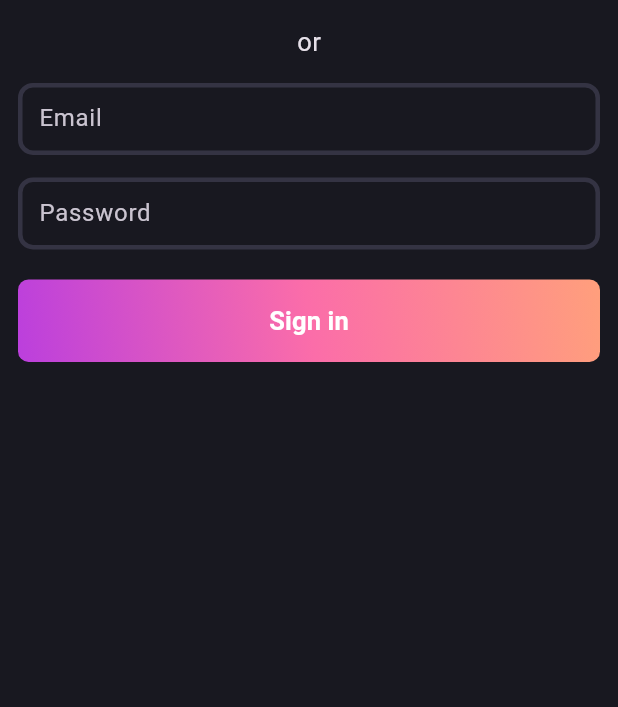
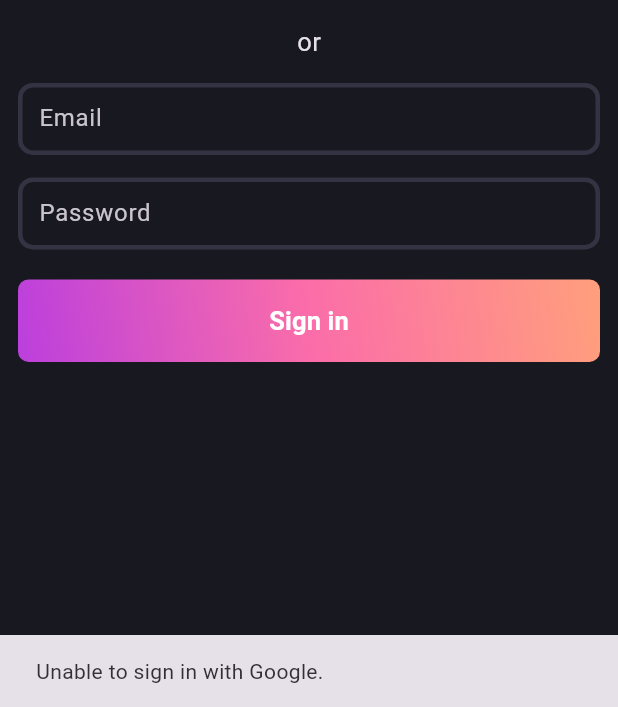
Before and after one commit to avadhksapariya/login_form_validation, a Flutter app: the screen it shows after launch, after a tap on "Continue with Google", on a phone screen of 412 x 824 dp, the part 529-1236 px from its top. Run offline on Flutter 3.47's test engine with Material 3 defaults, Android fonts, the phone set to English and light mode, and no system bars; our stand-ins replace firebase_auth, firebase_core, flutter_bloc, flutter_svg, google_sign_in; accounts and stored records are empty.

Commit message:
- Screen Login: Integrated the Google Sign-in functionality in UI. - Widget Social Button: Added onPress event in the custom button UI. - Bloc Auth: Implemented Google Sign-in function with the defined event. - Bloc Auth Event: Defined the new Google Sign-in event. - pubspec.yaml: Added necessary packages for the Google Sign-in functionality. - build.gradle: Defined the minSdkVersion 23 for the compatibility. - settings.gradle: Updated the version configs. - google-services.json: Added this auto generated file for Android after providing the SHA-1 fingerprint in Firebase with enabling the Authentication service. - GoogleService-Info.plist: Added this auto generated file for iOS in Firebase with enabling the Authentication service. - Info.plist: Added REVERSED_CLIENT_ID details for the iOS. - Other necessary improvements and auto generations.

```diff
--- a/lib/bloc/bloc_auth.dart
+++ b/lib/bloc/bloc_auth.dart
@@ -1,12 +1,20 @@
+import 'dart:developer';
+
+import 'package:firebase_auth/firebase_auth.dart';
 import 'package:flutter/cupertino.dart';
 import 'package:flutter_bloc/flutter_bloc.dart';
+import 'package:google_sign_in/google_sign_in.dart';
 
 part 'bloc_auth_event.dart';
 part 'bloc_auth_state.dart';
 
 class AuthBloc extends Bloc<AuthEvent, AuthState> {
+  final FirebaseAuth auth = FirebaseAuth.instance;
+
   AuthBloc() : super(AuthInitial()) {
     on<AuthLoginRequested>(_onAuthLoginRequested);
+
+    on<AuthGoogleSignInRequested>(_onAuthGoogleSignInRequested);
 
     on<AuthLogoutRequested>(_onAuthLogoutRequested);
   }
@@ -27,7 +35,7 @@ class AuthBloc extends Bloc<AuthEvent, AuthState> {
     log('AuthBlock transition: $transition');
   }*/
 
-  void _onAuthLoginRequested(AuthLoginRequested event, Emitter<AuthState> emit) async {
+  Future<void> _onAuthLoginRequested(AuthLoginRequested event, Emitter<AuthState> emit) async {
     emit(AuthLoading());
     try {
       final email = event.email;
@@ -49,6 +57,40 @@ class AuthBloc extends Bloc<AuthEvent, AuthState> {
         },
       );
     } on Exception catch (e) {
+      return emit(AuthFailure(e.toString()));
+    }
+  }
+
+  Future<void> _onAuthGoogleSignInRequested(AuthGoogleSignInRequested event, Emitter<AuthState> emit) async {
+    emit(AuthLoading());
+    try {
+      final GoogleSignIn googleSignIn = GoogleSignIn();
+      final GoogleSignInAccount? googleSignInAccount = await googleSignIn.signIn();
+      if (googleSignInAccount != null) {
+        final GoogleSignInAuthentication googleSignInAuthentication = await googleSignInAccount.authentication;
+        final AuthCredential authCredential = GoogleAuthProvider.credential(
+          idToken: googleSignInAuthentication.idToken,
+          accessToken: googleSignInAuthentication.accessToken,
+        );
+
+        UserCredential result = await auth.signInWithCredential(authCredential);
+        User? user = result.user;
+
+        if (user != null) {
+          await Future.delayed(
+            const Duration(seconds: 1),
+            () {
+              return emit(AuthSuccess(uid: "${user.displayName}"));
+            },
+          );
+        } else {
+          return emit(AuthFailure('Could not sign in the user.'));
+        }
+      } else {
+        return emit(AuthFailure('Unable to sign in with Google.'));
+      }
+    } on Exception catch (e) {
+      log(">>> Error: ${e.toString()}");
       return emit(AuthFailure(e.toString()));
     }
   }
--- a/lib/bloc/bloc_auth_event.dart
+++ b/lib/bloc/bloc_auth_event.dart
@@ -10,4 +10,6 @@ final class AuthLoginRequested extends AuthEvent {
   final String password;
 }
 
+final class AuthGoogleSignInRequested extends AuthEvent {}
+
 final class AuthLogoutRequested extends AuthEvent {}
--- a/lib/screen_login.dart
+++ b/lib/screen_login.dart
@@ -66,9 +66,16 @@ class _LoginScreenState extends State<LoginScreen> with SingleTickerProviderStat
                       ),
                     ),
                     const SizedBox(height: 50),
-                    const SocialButton(iconPath: 'assets/svgs/g_logo.svg', label: 'Continue with Google'),
+                    SocialButton(
+                      onPressed: () {
+                        context.read<AuthBloc>().add(AuthGoogleSignInRequested());
+                      },
+                      iconPath: 'assets/svgs/g_logo.svg',
+                      label: 'Continue with Google',
+                    ),
                     const SizedBox(height: 20),
-                    const SocialButton(
+                    SocialButton(
+                      onPressed: () {},
                       iconPath: 'assets/svgs/f_logo.svg',
                       label: 'Continue with Facebook',
                       horizontalPadding: 43,
--- a/lib/widgets/widget_social_button.dart
+++ b/lib/widgets/widget_social_button.dart
@@ -3,24 +3,27 @@ import 'package:flutter_svg/flutter_svg.dart';
 import 'package:login_form_validation/palette.dart';
 
 class SocialButton extends StatelessWidget {
-  final String iconPath;
-  final String label;
-  final double horizontalPadding;
   const SocialButton({
     super.key,
     required this.iconPath,
     required this.label,
     this.horizontalPadding = 50,
+    required this.onPressed,
   });
+
+  final String iconPath;
+  final String label;
+  final double horizontalPadding;
+  final VoidCallback onPressed;
 
   @override
   Widget build(BuildContext context) {
     return TextButton.icon(
-      onPressed: () {},
+      onPressed: onPressed,
       icon: SvgPicture.asset(
         iconPath,
         width: 25,
-        color: Palette.whiteColor,
+        theme: const SvgTheme(currentColor: Palette.whiteColor),
       ),
       label: Text(
         label,
--- a/pubspec.yaml
+++ b/pubspec.yaml
@@ -32,8 +32,10 @@ dependencies:
     sdk: flutter
   flutter_bloc: ^8.1.6
   flutter_svg: ^2.0.10+1
+  google_sign_in: ^6.2.2
 
   firebase_core: ^3.12.1
+  firebase_auth: ^5.5.1
 
   # The following adds the Cupertino Icons font to your application.
   # Use with the CupertinoIcons class for iOS style icons.
```
Also changed, not shown: pubspec.lock, 6 other files.
